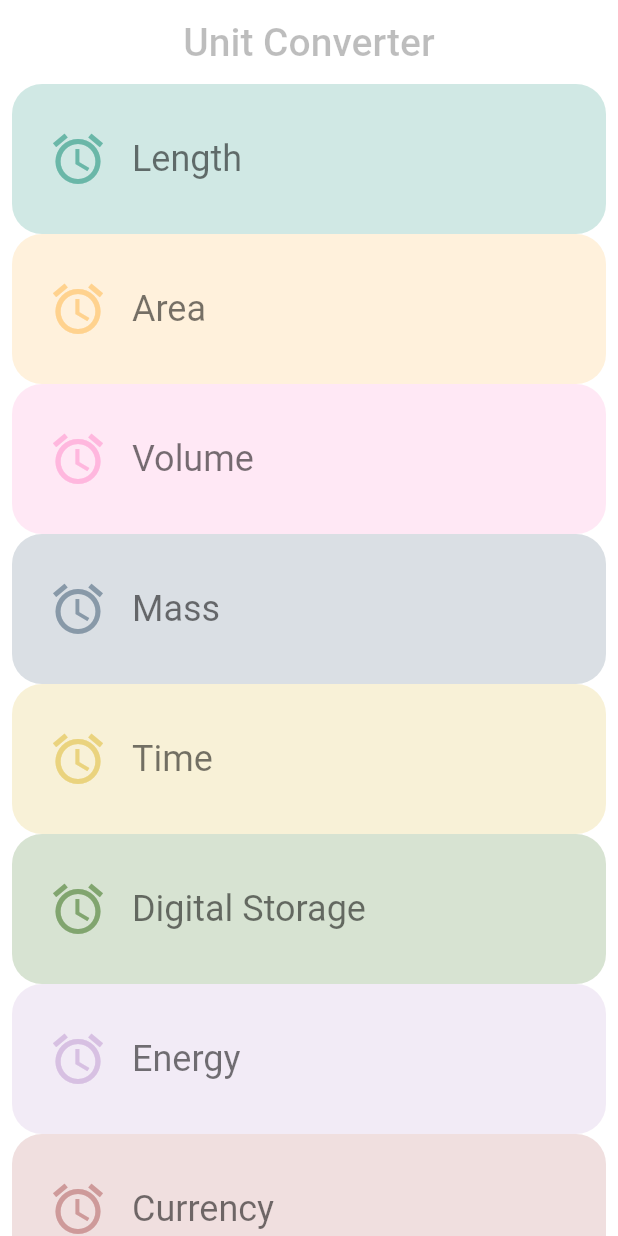
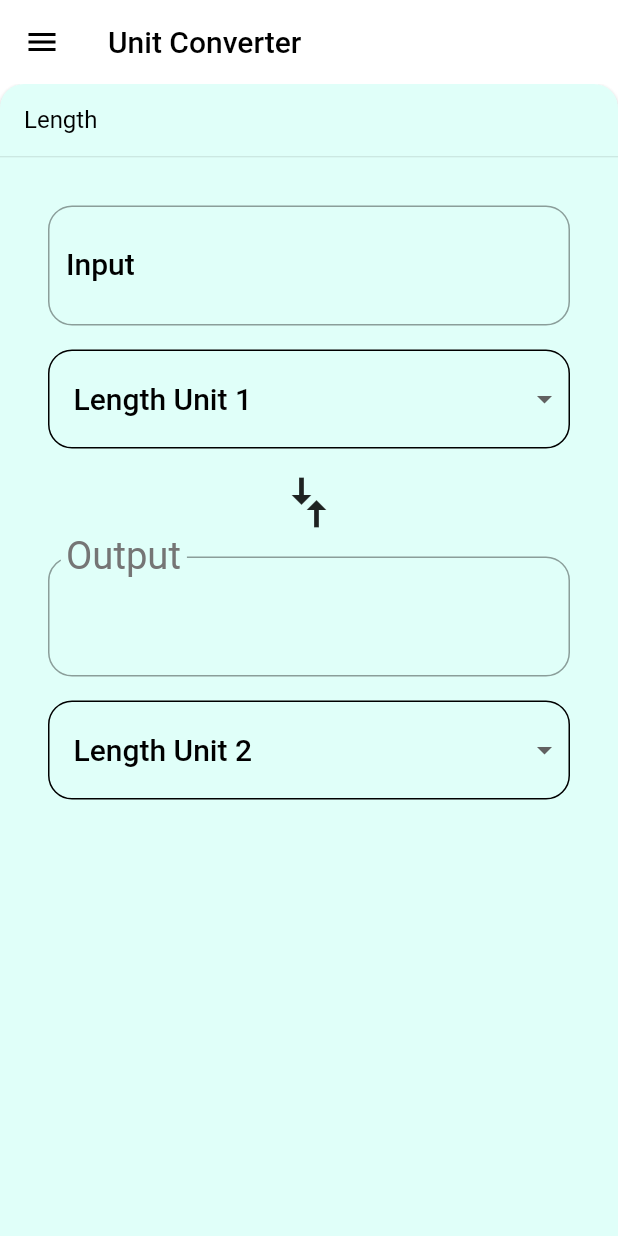
Before and after one commit to ba6ba/Udacity-course-Flutter, a Flutter app: the screen it shows after launch, on a phone screen of 412 x 824 dp. Run offline on Flutter 3.47's test engine with Material 2 defaults, Android fonts, the phone set to English and light mode, and no system bars.

Commit message:
udpate in backdrop

```diff
--- a/lib/backdrop.dart
+++ b/lib/backdrop.dart
@@ -12,6 +12,7 @@ class _BackdropPanel extends StatelessWidget {
   final GestureDragEndCallback onVerticalDragEnd;
   final Widget title;
   final Widget child;
+  final ColorSwatch colorSwatch;
 
   const _BackdropPanel(
       {Key key,
@@ -19,12 +20,14 @@ class _BackdropPanel extends StatelessWidget {
       this.title,
       this.child,
       this.onVerticalDragEnd,
-      this.onVerticalDragUpdate})
+      this.onVerticalDragUpdate,
+      this.colorSwatch})
       : super(key: key);
 
   @override
   Widget build(BuildContext context) {
     return Material(
+      color: colorSwatch['background'],
       elevation: 2.0,
       borderRadius: BorderRadius.only(
         topLeft: Radius.circular(16.0),
@@ -65,7 +68,7 @@ class _BackdropTitle extends AnimatedWidget {
   final Widget backTitle;
 
   const _BackdropTitle(
-      {Key key, Listenable listenable, this.backTitle, this.frontTitle})
+      {Key key, Listenable listenable, this.frontTitle, this.backTitle})
       : super(key: key, listenable: listenable);
 
   @override
@@ -88,7 +91,7 @@ class _BackdropTitle extends AnimatedWidget {
           ),
           Opacity(
             opacity: CurvedAnimation(
-                parent: ReverseAnimation(animation),
+                parent: animation,
                 curve: Interval(0.5, 1.0)
             ).value,
             child: frontTitle,
@@ -172,7 +175,7 @@ class _BackdropState extends State<Backdrop> with
   void _toggleBackdropPanelVisibility() {
     FocusScope.of(context).requestFocus(FocusNode());
     _controller.fling(
-      velocity: _backdropPanelVisible ? -kFlingVelocity : kFlingVelocity;
+      velocity: _backdropPanelVisible ? -kFlingVelocity : kFlingVelocity
     );
   }
 
@@ -180,6 +183,9 @@ class _BackdropState extends State<Backdrop> with
     final RenderBox renderBox = _backdropKey.currentContext.findRenderObject();
     return renderBox.size.height;
   }
+
+  // By design: the panel can only be opened with a swipe. To close the panel
+  // the user must either tap its heading or the backdrop's menu icon.
 
   void _handleDragUpdate(DragUpdateDetails dragUpdateDetails) {
     if(_controller.isAnimating || _controller.status == AnimationStatus
@@ -202,7 +208,7 @@ class _BackdropState extends State<Backdrop> with
     }
     else {
       _controller.fling(
-          velocity: _controller.value > 0.5 ? -kFlingVelocity : kFlingVelocity
+          velocity: _controller.value < 0.5 ? -kFlingVelocity : kFlingVelocity
       );
     }
   }
@@ -214,13 +220,13 @@ class _BackdropState extends State<Backdrop> with
 
     Animation<RelativeRect> panelAnimation = RelativeRectTween(
       begin: RelativeRect.fromLTRB(0.0, panelTop, 0.0, panelTop -
-          panelTitleHeight),
+          panelSize.height),
       end: RelativeRect.fromLTRB(0.0, 0.0, 0.0, 0.0)
     ).animate(_controller.view);
 
     return Container(
       key: _backdropKey,
-      color: widget.currentCategory.color,
+      color: Colors.white,
       child: Stack(
         children: <Widget>[
           widget.backPanel,
@@ -232,6 +238,7 @@ class _BackdropState extends State<Backdrop> with
               onVerticalDragEnd: _handleDragEnd,
               title: Text(widget.currentCategory.name),
               child: widget.frontPanel,
+              colorSwatch: widget.currentCategory.color,
             ),
           )
         ],
@@ -243,7 +250,7 @@ class _BackdropState extends State<Backdrop> with
   Widget build(BuildContext context) {
     return Scaffold(
       appBar: AppBar(
-        backgroundColor: widget.currentCategory.color,
+        backgroundColor: Colors.white,
         elevation: 0.0,
         leading: IconButton(
           onPressed: _toggleBackdropPanelVisibility,
@@ -261,6 +268,7 @@ class _BackdropState extends State<Backdrop> with
       body: LayoutBuilder(
         builder: _buildStack,
       ),
+      resizeToAvoidBottomPadding: false,
     );
   }
 }
--- a/lib/category_screen.dart
+++ b/lib/category_screen.dart
@@ -1,9 +1,9 @@
 import 'package:flutter/material.dart';
+import 'package:flutterudacityapp/backdrop.dart';
 import 'package:flutterudacityapp/category.dart';
 import 'package:flutterudacityapp/category_tile.dart';
 import 'package:flutterudacityapp/unit.dart';
-
-const _backgroundColor = Colors.white;
+import 'package:flutterudacityapp/unit_converter.dart';
 
 class CategoryScreen extends StatefulWidget {
   const CategoryScreen();
@@ -14,6 +14,8 @@ class CategoryScreen extends StatefulWidget {
 
 class _CategoryScreenState extends State<CategoryScreen> {
   final _categories = <Category>[];
+  Category _defaultCategory;
+  Category _currentCategory;
 
   static const _categoryNames = <String>[
     'Length',
@@ -30,34 +32,42 @@ class _CategoryScreenState extends State<CategoryScreen> {
     ColorSwatch(0xFF6AB7A8, {
       'highlight': Color(0xFF6AB7A8),
       'splash': Color(0xFF0ABC9B),
+      'background': Color(0xFFE0FFF9),
     }),
     ColorSwatch(0xFFFFD28E, {
       'highlight': Color(0xFFFFD28E),
       'splash': Color(0xFFFFA41C),
+      'background': Color(0xFFFFF1DB),
     }),
     ColorSwatch(0xFFFFB7DE, {
       'highlight': Color(0xFFFFB7DE),
       'splash': Color(0xFFF94CBF),
+      'background': Color(0xFFFFE6DF),
     }),
     ColorSwatch(0xFF8899A8, {
       'highlight': Color(0xFF8899A8),
       'splash': Color(0xFFA9CAE8),
+      'background': Color(0xFFBADEFF),
     }),
     ColorSwatch(0xFFEAD37E, {
       'highlight': Color(0xFFEAD37E),
       'splash': Color(0xFFFFE070),
+      'background': Color(0xFFFFF1BD),
     }),
     ColorSwatch(0xFF81A56F, {
       'highlight': Color(0xFF81A56F),
       'splash': Color(0xFF7CC159),
+      'background': Color(0xFFD6FFC2),
     }),
     ColorSwatch(0xFFD7C0E2, {
       'highlight': Color(0xFFD7C0E2),
       'splash': Color(0xFFCA90E5),
+      'background': Color(0xFFD7C0E2),
     }),
     ColorSwatch(0xFFCE9A9A, {
       'highlight': Color(0xFFCE9A9A),
       'splash': Color(0xFFF94D56),
+      'background': Color(0xFFFF9CA1),
       'error': Color(0xFF912D2D),
     }),
   ];
@@ -66,19 +76,26 @@ class _CategoryScreenState extends State<CategoryScreen> {
   void initState() {
     super.initState();
     for (var i = 0; i < _categoryNames.length; i++) {
-      _categories.add(Category(
+      var category = Category(
         name: _categoryNames[i],
         color: _baseColors[i],
         categoryHeight: 100.0,
-        iconLocation: Icons.access_alarm,
+        iconLocation: Icons.four_k,
         units: _retrieveUnitList(_categoryNames[i]),
-      ));
+      );
+      if (i == 0) {
+        _defaultCategory = category;
+      }
+      _categories.add(category);
     }
   }
 
-  // TODO: Fill out this function
   /// Function to call when a [Category] is tapped.
-  void _onCategoryTap(Category category) {}
+  void _onCategoryTap(Category category) {
+    setState(() {
+      _currentCategory = category;
+    });
+  }
 
   List<Unit> _retrieveUnitList(String categoryName) {
     return List.generate(10, (int i) {
@@ -101,25 +118,23 @@ class _CategoryScreenState extends State<CategoryScreen> {
 
   @override
   Widget build(BuildContext context) {
-    final listView = Container(
-      color: _backgroundColor,
-      padding: EdgeInsets.symmetric(horizontal: 8.0),
+    final listView = Padding(
+      padding: EdgeInsets.only(left: 8.0, right: 8.0, bottom: 48.0),
       child: _categoryWidgets(),
     );
-
-    final appBar = AppBar(
-      elevation: 0.0,
-      backgroundColor: _backgroundColor,
-      title: Text(
-        'Unit Converter',
-        style: TextStyle(color: Colors.black26, fontSize: 26.0),
-      ),
-      centerTitle: true,
-    );
-
-    return Scaffold(
-      appBar: appBar,
-      body: listView,
+    return Backdrop(
+      currentCategory:
+          _currentCategory == null ? _defaultCategory : _currentCategory,
+      frontPanel: _currentCategory == null
+          ? UnitConverter(
+              category: _defaultCategory,
+            )
+          : UnitConverter(
+              category: _currentCategory,
+            ),
+      backPanel: listView,
+      frontTitle: Text('Unit Converter'),
+      backTitle: Text('Select a category'),
     );
   }
 }
--- a/lib/unit_converter.dart
+++ b/lib/unit_converter.dart
@@ -125,12 +125,13 @@ class _UnitConverterState extends State<UnitConverter> {
     return Container(
       margin: EdgeInsets.only(top: 16.0),
       decoration: BoxDecoration(
-        color: Colors.grey[50],
-        border: Border.all(color: Colors.grey[400], width: 1.0),
+        color: widget.category.color['background'],
+        borderRadius: BorderRadius.circular(16.0),
+        border: Border.all(color: Colors.black, width: 1.0),
       ),
       padding: EdgeInsets.symmetric(vertical: 8.0),
       child: Theme(
-        data: Theme.of(context).copyWith(canvasColor: Colors.grey[50]),
+        data: Theme.of(context).copyWith(canvasColor: Colors.white),
         child: DropdownButtonHideUnderline(
           child: ButtonTheme(
             alignedDropdown: true,
@@ -161,7 +162,11 @@ class _UnitConverterState extends State<UnitConverter> {
                     _showValidationError ? 'Invalid number entered' : null,
                 labelText: 'Input',
                 border: OutlineInputBorder(
-                    borderRadius: BorderRadius.circular(8.0))),
+                  borderSide: BorderSide(
+                    color: Colors.black,
+                    width: 1.0
+                  ),
+                    borderRadius: BorderRadius.circular(16.0))),
             keyboardType: TextInputType.number,
             onChanged: _updateInputValue,
           ),
@@ -192,7 +197,7 @@ class _UnitConverterState extends State<UnitConverter> {
                 labelText: 'Output',
                 labelStyle: Theme.of(context).textTheme.display1,
                 border: OutlineInputBorder(
-                    borderRadius: BorderRadius.circular(8.0))),
+                    borderRadius: BorderRadius.circular(16.0))),
           ),
           _createDropDown(_toValue.name, _updateToConversion)
         ],
```
Also changed, not shown: lib/category_tile.dart (+1 -25 lines).
